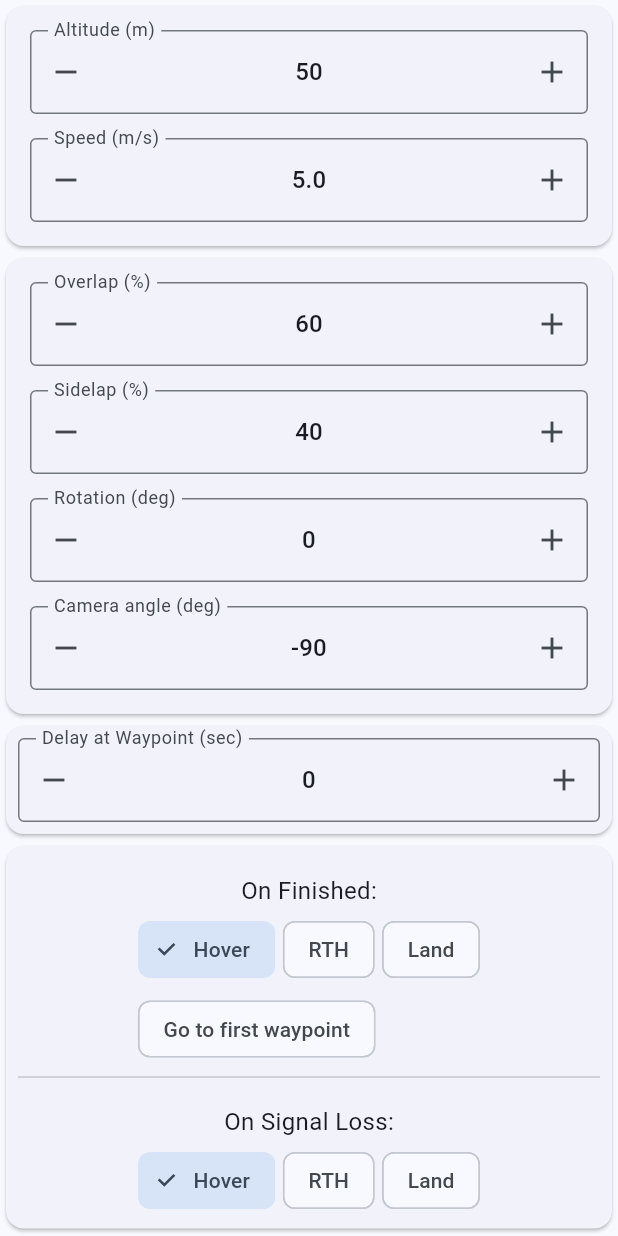
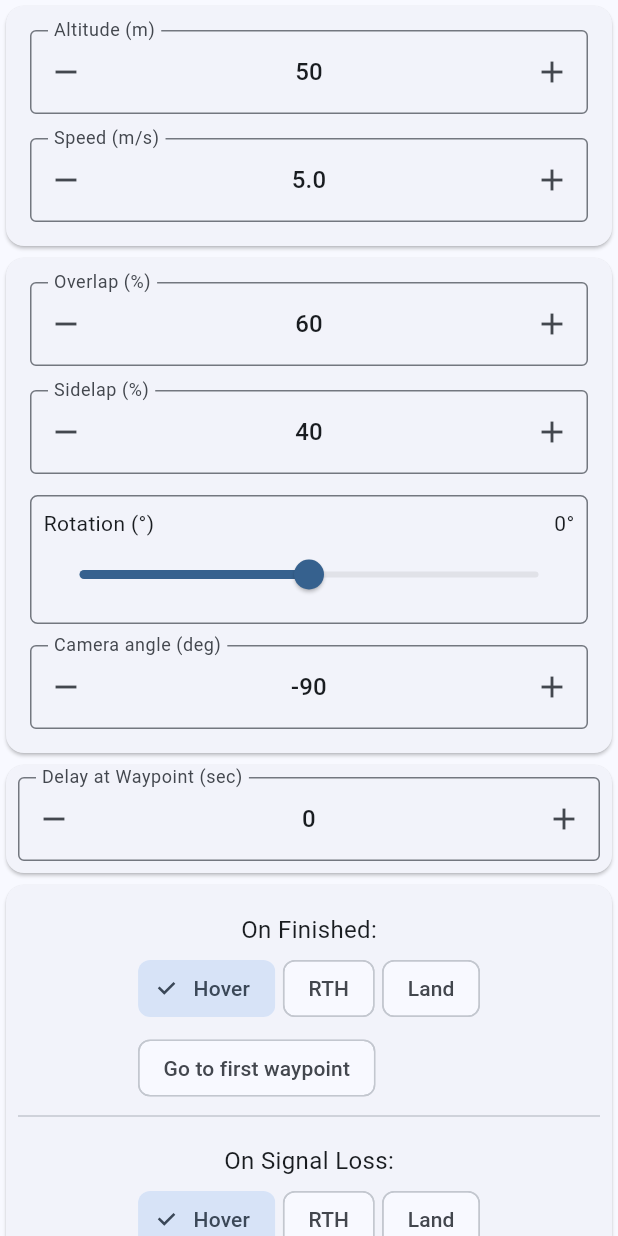
Before and after one commit to YarosMallorca/DJI-Mapper, a Flutter app: the AircraftBar widget shown alone on an empty page, opened directly, on a phone screen of 412 x 824 dp. Run offline on Flutter 3.47's test engine with Material 3 defaults, Android fonts, the phone set to English and light mode, and no system bars; drawn by our look-alikes of dynamic_color, flutter_spinbox; our stand-ins replace csv, dio, file_picker, flutter_map, geolocator, latlong2 and 3 more; missing offline and left inert: flutter_map_cancellable_tile_provider, flutter_map_dragmarker, geoxml, universal_html; accounts and stored records are empty; network calls fail.

Commit message:
Moved slider to Aircraft tab

```diff
--- a/lib/layouts/aircraft.dart
+++ b/lib/layouts/aircraft.dart
@@ -111,15 +111,42 @@ class _AircraftBarState extends State<AircraftBar> {
                         _updateSettings(listenables);
                       },
                     ),
-                    CustomTextField(
-                      labelText: "Rotation (deg)",
-                      min: 0,
-                      max: 360,
-                      defaultValue: listenables.rotation,
-                      onChanged: (degrees) {
-                        listenables.rotation = degrees.round();
-                        _updateSettings(listenables);
-                      },
+                    Container(
+                      decoration: BoxDecoration(
+                        border:
+                            Border.all(color: Theme.of(context).dividerColor),
+                        borderRadius: BorderRadius.circular(5),
+                      ),
+                      margin: const EdgeInsets.symmetric(
+                          horizontal: 8, vertical: 6),
+                      padding: EdgeInsets.all(8),
+                      child: Column(
+                        mainAxisSize: MainAxisSize.min,
+                        crossAxisAlignment: CrossAxisAlignment.start,
+                        children: [
+                          Row(
+                            mainAxisAlignment: MainAxisAlignment.spaceBetween,
+                            children: [
+                              Text("Rotation (°)"),
+                              Text("${listenables.rotation}°"),
+                            ],
+                          ),
+                          Slider(
+                            value: listenables.rotation.toDouble(),
+                            min: -90,
+                            max: 90,
+                            divisions: 180,
+                            label:
+                                '${listenables.rotation.toStringAsFixed(0)}°',
+                            onChanged: (value) {
+                              setState(() {
+                                listenables.rotation = value.round();
+                                _updateSettings(listenables);
+                              });
+                            },
+                          ),
+                        ],
+                      ),
                     ),
                     CustomTextField(
                       labelText: "Camera angle (deg)",
--- a/lib/layouts/home.dart
+++ b/lib/layouts/home.dart
@@ -246,10 +246,8 @@ class _HomeLayoutState extends State<HomeLayout> with TickerProviderStateMixin {
                   if (listenables.polygon.length > 1)
                     Polygon(
                         points: listenables.polygon,
-                        color: Theme.of(context)
-                            .colorScheme
-                            .primary
-                            .withAlpha(77),
+                        color:
+                            Theme.of(context).colorScheme.primary.withAlpha(77),
                         borderColor: Theme.of(context).colorScheme.primary,
                         borderStrokeWidth: 3),
                 ]),
@@ -438,34 +436,6 @@ class _HomeLayoutState extends State<HomeLayout> with TickerProviderStateMixin {
                     ],
                   ),
                 ),
-                // Slider overlay to control rotation
-                if (listenables.polygon.length > 2 && listenables.altitude >= 5)
-                  Align(
-                    alignment: Alignment.bottomLeft,
-                    child: Padding(
-                      padding: const EdgeInsets.symmetric(horizontal: 8, vertical: 8),
-                      child: Card(
-                        elevation: 4.0,
-                        color: Colors.black.withAlpha(128),
-                        child: ConstrainedBox(
-                        constraints: const BoxConstraints(
-                            maxHeight: 40, maxWidth: 300),
-                          child: Slider(
-                            value: listenables.rotation.toDouble(),
-                            min: -90,
-                            max: 90,
-                            divisions: 180,
-                            label: '${listenables.rotation.toStringAsFixed(0)}°',
-                            onChanged: (value) {
-                              setState(() {
-                                listenables.rotation = value.toInt();
-                              });
-                            },
-                          ),
-                        ),
-                      ),
-                    ),
-                  ),
               ],
             ),
           ),
```
